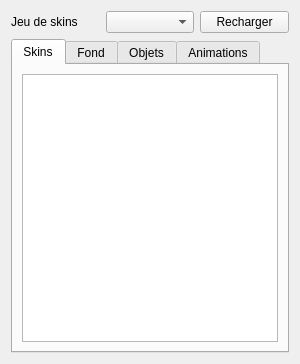
Above: Source/Elements/UI/TexturePanel.ui from azertval/ProjectGaming before the change. Below: the same form after it.
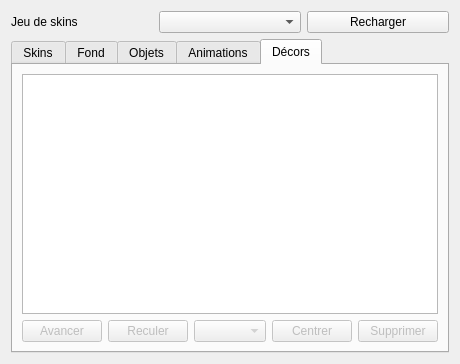
That is the form after the change. The open tabs and pages were chosen to show the change.

Commit message: feat(core,hmi): manipulation de decors dans l'editeur (LOT-50) (#76)

```diff
--- a/Source/Elements/UI/TexturePanel.ui
+++ b/Source/Elements/UI/TexturePanel.ui
@@ -166,6 +166,54 @@
        </item>
       </layout>
      </widget>
+     <!-- Section « Décors » (LOT-50 TACHE-04) : liste des décors du niveau, groupés par couche et
+          dans l'ordre de superposition (hmi::buildDecorListRows), avec sélection croisée avec le
+          canevas et actions de réordonnancement/changement de couche/suppression/centrage. -->
+     <widget class="QWidget" name="decorsTab">
+      <attribute name="title"><string>Décors</string></attribute>
+      <layout class="QVBoxLayout" name="decorsLayout">
+       <item>
+        <widget class="QTableView" name="decorsTable">
+         <property name="selectionBehavior"><enum>QAbstractItemView::SelectRows</enum></property>
+         <property name="selectionMode"><enum>QAbstractItemView::SingleSelection</enum></property>
+         <property name="editTriggers"><set>QAbstractItemView::NoEditTriggers</set></property>
+        </widget>
+       </item>
+       <item>
+        <layout class="QHBoxLayout" name="decorsActionsLayout">
+         <item>
+          <widget class="QPushButton" name="decorForwardButton">
+           <property name="text"><string>Avancer</string></property>
+           <property name="enabled"><bool>false</bool></property>
+          </widget>
+         </item>
+         <item>
+          <widget class="QPushButton" name="decorBackwardButton">
+           <property name="text"><string>Reculer</string></property>
+           <property name="enabled"><bool>false</bool></property>
+          </widget>
+         </item>
+         <item>
+          <widget class="QComboBox" name="decorLayerCombo">
+           <property name="enabled"><bool>false</bool></property>
+          </widget>
+         </item>
+         <item>
+          <widget class="QPushButton" name="decorCenterButton">
+           <property name="text"><string>Centrer</string></property>
+           <property name="enabled"><bool>false</bool></property>
+          </widget>
+         </item>
+         <item>
+          <widget class="QPushButton" name="decorRemoveButton">
+           <property name="text"><string>Supprimer</string></property>
+           <property name="enabled"><bool>false</bool></property>
+          </widget>
+         </item>
+        </layout>
+       </item>
+      </layout>
+     </widget>
     </widget>
    </item>
   </layout>
```
The commit also changes 47 other files.
